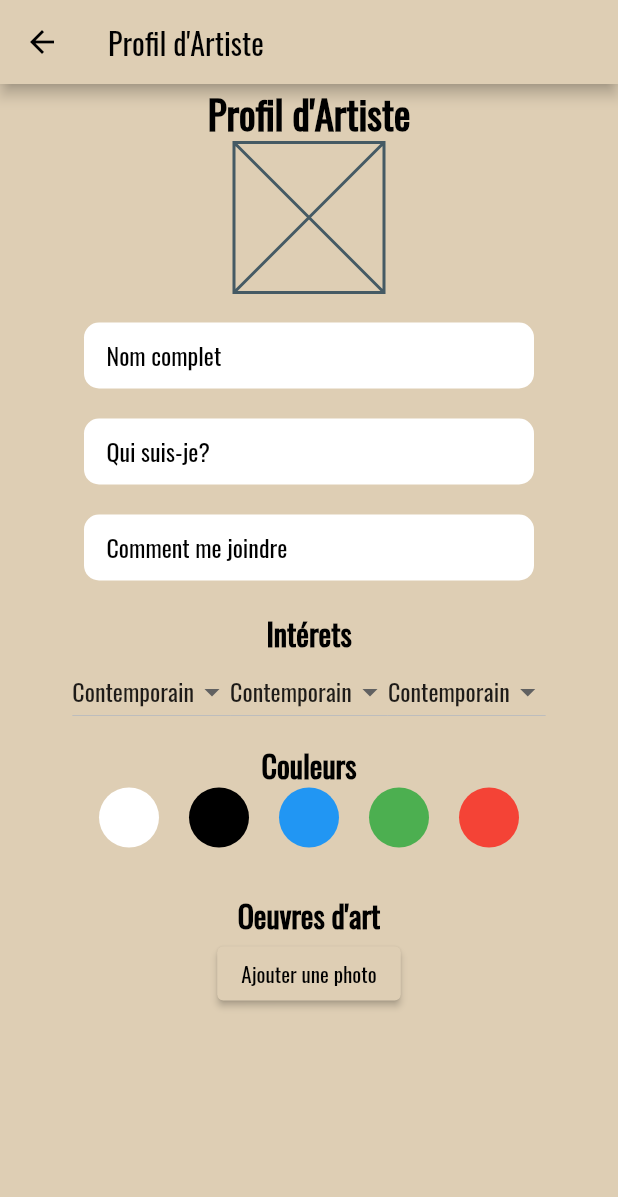
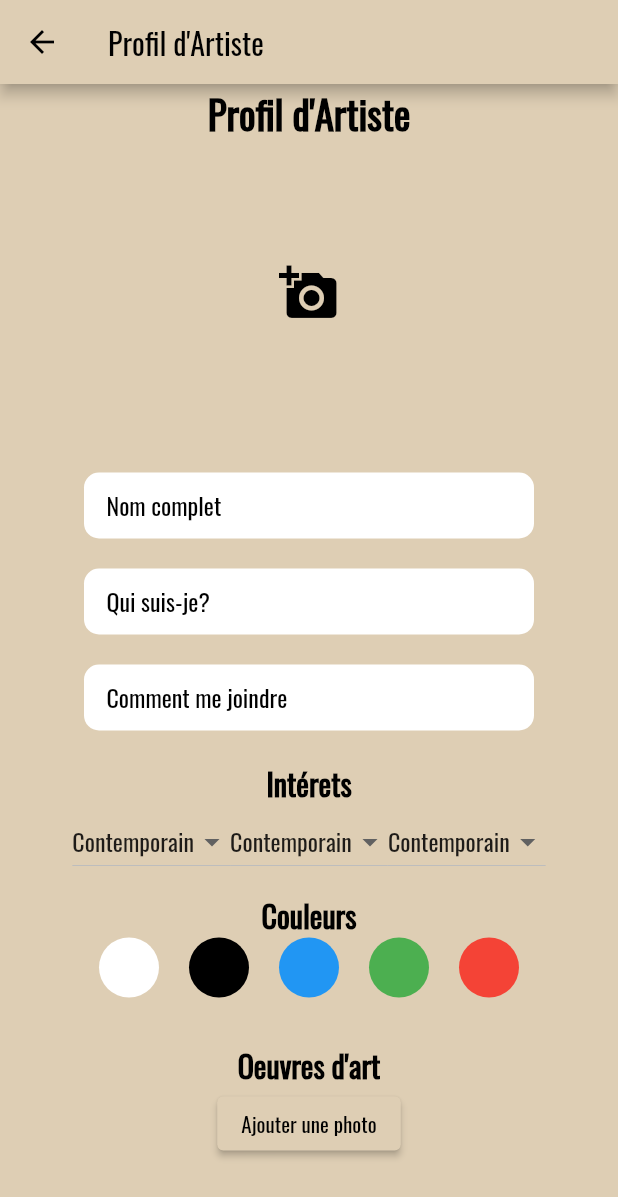
Before and after one commit to BrunelleHugo/H23-204-equipe1-groupe2-artem, a Flutter app: the Artiste screen opened directly, after a tap on "Ajouter une photo", on a phone screen of 412 x 824 dp. Shown: the top 1197 px of the screen. Run offline on Flutter 3.47's test engine with Material 2 defaults, Android fonts, the phone set to English and light mode, and no system bars; our stand-ins replace flutter_colorpicker, image_picker, permission_handler.

Commit message:
commit version avec image profile et photos d'art

```diff
--- a/src/AndroidStudioProjects/test_artem/lib/artist.dart
+++ b/src/AndroidStudioProjects/test_artem/lib/artist.dart
@@ -3,9 +3,7 @@ import 'package:flutter/material.dart';
 
 import 'package:flutter_colorpicker/flutter_colorpicker.dart';
 import 'package:image_picker/image_picker.dart';
-import 'package:test_artem/artist.dart';
 import 'package:permission_handler/permission_handler.dart';
-
 
 class Artiste extends StatefulWidget {
   const Artiste({Key? key}) : super(key: key);
@@ -26,7 +24,10 @@ class _ArtisteState extends State<Artiste> {
   String selectedChoice1 = 'Contemporain';
   String selectedChoice2 = 'Contemporain';
   String selectedChoice3 = 'Contemporain';
-  List<Widget> _imageWidgets = [];
+
+  final List<Widget> _profileImageWidgets = [];
+  final List<Widget> _artImageWidgets = [];
+
   Future<void> _checkPermission(BuildContext context) async {
     var status = await Permission.photos.status;
     if (!status.isGranted) {
@@ -35,12 +36,13 @@ class _ArtisteState extends State<Artiste> {
         showDialog(
           context: context,
           builder: (context) => AlertDialog(
-            title: Text('Permissions insuffisantes'),
-            content: Text('Veuillez autoriser l\'accès aux photos pour pouvoir ajouter des photos.'),
+            title: const Text('Permissions insuffisantes'),
+            content: const Text(
+                'Veuillez autoriser l\'accès aux photos pour pouvoir ajouter des photos.'),
             actions: <Widget>[
               ElevatedButton(
                 onPressed: () => Navigator.of(context).pop(),
-                child: Text('OK'),
+                child: const Text('OK'),
               ),
             ],
           ),
@@ -51,13 +53,15 @@ class _ArtisteState extends State<Artiste> {
     // Ici, vous pouvez accéder à la galerie de photos car la permission est accordée.
   }
 
-  void _addPhoto() async {
+
+  void _addPhotoProfile() async {
     var status = await Permission.photos.request();
     if (status.isGranted) {
       final pickedFile = await ImagePicker().getImage(source: ImageSource.gallery);
       if (pickedFile != null) {
         setState(() {
-          _imageWidgets.add(
+          _profileImageWidgets.clear(); // remove any previous profile picture
+          _profileImageWidgets.add(
             Stack(
               children: [
                 Image.file(
@@ -68,8 +72,8 @@ class _ArtisteState extends State<Artiste> {
                   top: 0,
                   right: 0,
                   child: IconButton(
-                    onPressed: () => _deletePhoto(_imageWidgets.length - 1),
-                    icon: Icon(Icons.delete),
+                    onPressed: () => _deletePhotoProfile(),
+                    icon: const Icon(Icons.delete,color: Colors.white),
                   ),
                 ),
               ],
@@ -80,9 +84,44 @@ class _ArtisteState extends State<Artiste> {
     }
   }
 
-  void _deletePhoto(int index) {
+  void _addPhotoArt() async {
+    var status = await Permission.photos.request();
+    if (status.isGranted) {
+      final pickedFile = await ImagePicker().getImage(source: ImageSource.gallery);
+      if (pickedFile != null) {
         setState(() {
-      _imageWidgets.removeAt(index);
+          _artImageWidgets.add(
+            Stack(
+              children: [
+                Image.file(
+                  File(pickedFile.path),
+                  fit: BoxFit.cover,
+                ),
+                Positioned(
+                  top: 0,
+                  right: 0,
+                  child: IconButton(
+                    onPressed: () => _deletePhotoArt(_artImageWidgets.length - 1),
+                    icon: const Icon(Icons.delete,color: Colors.white),
+                  ),
+                ),
+              ],
+            ),
+          );
+        });
+      }
+    }
+  }
+
+  void _deletePhotoProfile() {
+    setState(() {
+      _profileImageWidgets.clear();
+    });
+  }
+
+  void _deletePhotoArt(int index) {
+    setState(() {
+      _artImageWidgets.removeAt(index);
     });
   }
 
@@ -105,11 +144,25 @@ class _ArtisteState extends State<Artiste> {
                 color: Colors.black,
               ),
             ),
-            const SizedBox(
-              height: 100.0,
-              width: 100,
-              child: Placeholder(),
+            Center(
+              child: InkWell(
+                onTap: () => _addPhotoProfile(),
+                child: SizedBox(
+                  height: 200.0,
+                  width: 150.0,
+                  child: _profileImageWidgets.isEmpty
+                      ? const Icon(
+                    Icons.add_a_photo,
+                    color: Colors.black,
+                    size: 40.0,
+                  )
+                      : _profileImageWidgets[0],
                 ),
+              ),
+            ),
+
+
+
             const SizedBox(height: 20),
             Container(
               width: 300,
@@ -121,7 +174,7 @@ class _ArtisteState extends State<Artiste> {
               child: const TextField(
                 decoration: InputDecoration.collapsed(
                   hintText: 'Nom complet',
-                  hintStyle: TextStyle(color: Colors.black),
+                  hintStyle: TextStyle(color: Colors.black,),
                 ),
               ),
             ),
@@ -273,7 +326,6 @@ class _ArtisteState extends State<Artiste> {
               ),
             ),
             const SizedBox(height: 20.0),
-
             const SizedBox(height: 10.0),
             const Text(
               'Oeuvres d\'art',
@@ -286,14 +338,14 @@ class _ArtisteState extends State<Artiste> {
             ElevatedButton(
               onPressed: () {
                 _checkPermission(context);
-                _addPhoto();
+                _addPhotoArt();
               },
               child: const Text('Ajouter une photo'),
             ),
             Wrap(
               spacing: 8.0,
               runSpacing: 8.0,
-              children: _imageWidgets
+              children: _artImageWidgets
                   .asMap()
                   .map(
                     (index, widget) => MapEntry(
@@ -305,8 +357,8 @@ class _ArtisteState extends State<Artiste> {
                             top: 0,
                             right: 0,
                             child: IconButton(
-                          icon: const Icon(Icons.delete),
-                          onPressed: () => _deletePhoto(index),
+                              icon: const Icon(Icons.delete,color: Colors.white,),
+                              onPressed: () => _deletePhotoArt(index),
                             ),
                           ),
                         ],
--- a/src/AndroidStudioProjects/test_artem/pubspec.yaml
+++ b/src/AndroidStudioProjects/test_artem/pubspec.yaml
@@ -33,6 +33,8 @@ dependencies:
   flutter_colorpicker: ^0.5.0
   image_picker: ^0.8.4+4
   permission_handler: ^9.1.0
+  color_thief_flutter: ^1.0.2
+  palette_generator: ^0.2.1
 
   # The following adds the Cupertino Icons font to your application.
   # Use with the CupertinoIcons class for iOS style icons.
```
Also changed, not shown: src/AndroidStudioProjects/test_artem/pubspec.lock, 6 other files. Lines whose indentation alone changed are shown as unchanged.
